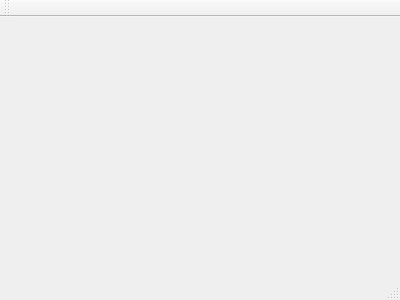
Before: the Qt Designer form mainwindow.ui in jeremyboutot/HelloGui, drawn with Qt 5.
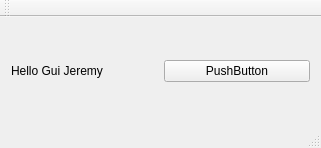
After: the same form once the commit is applied.

Commit message: Added slot to button click to change the text label

The edit to the form file:
```diff
--- a/mainwindow.ui
+++ b/mainwindow.ui
@@ -1,24 +1,60 @@
 <ui version="4.0">
  <class>MainWindow</class>
- <widget class="QMainWindow" name="MainWindow" >
-  <property name="geometry" >
+ <widget class="QMainWindow" name="MainWindow">
+  <property name="geometry">
    <rect>
     <x>0</x>
     <y>0</y>
-    <width>400</width>
-    <height>300</height>
+    <width>321</width>
+    <height>148</height>
    </rect>
   </property>
   <property name="windowTitle" >
    <string>MainWindow</string>
   </property>
-  <widget class="QMenuBar" name="menuBar" />
-  <widget class="QToolBar" name="mainToolBar" />
-  <widget class="QWidget" name="centralWidget" />
-  <widget class="QStatusBar" name="statusBar" />
+  <widget class="QWidget" name="centralWidget">
+   <layout class="QVBoxLayout" name="verticalLayout">
+    <item>
+     <layout class="QHBoxLayout" name="horizontalLayout">
+      <item>
+       <widget class="QLabel" name="labelHello">
+        <property name="text">
+         <string>Hello Gui Jeremy</string>
+        </property>
+       </widget>
+      </item>
+      <item>
+       <widget class="QPushButton" name="pushButton">
+        <property name="text">
+         <string>PushButton</string>
+        </property>
+       </widget>
+      </item>
+     </layout>
+    </item>
+   </layout>
+  </widget>
+  <widget class="QMenuBar" name="menuBar">
+   <property name="geometry">
+    <rect>
+     <x>0</x>
+     <y>0</y>
+     <width>321</width>
+     <height>21</height>
+    </rect>
+   </property>
+  </widget>
+  <widget class="QToolBar" name="mainToolBar">
+   <attribute name="toolBarArea">
+    <enum>TopToolBarArea</enum>
+   </attribute>
+   <attribute name="toolBarBreak">
+    <bool>false</bool>
+   </attribute>
+  </widget>
+  <widget class="QStatusBar" name="statusBar"/>
  </widget>
- <layoutDefault spacing="6" margin="11" />
- <pixmapfunction></pixmapfunction>
+ <layoutdefault spacing="6" margin="11"/>
  <resources/>
  <connections/>
 </ui>
```
Left out of the diff: 3 changed lines with no effect on the pictures. The commit also changes 2 other files.
